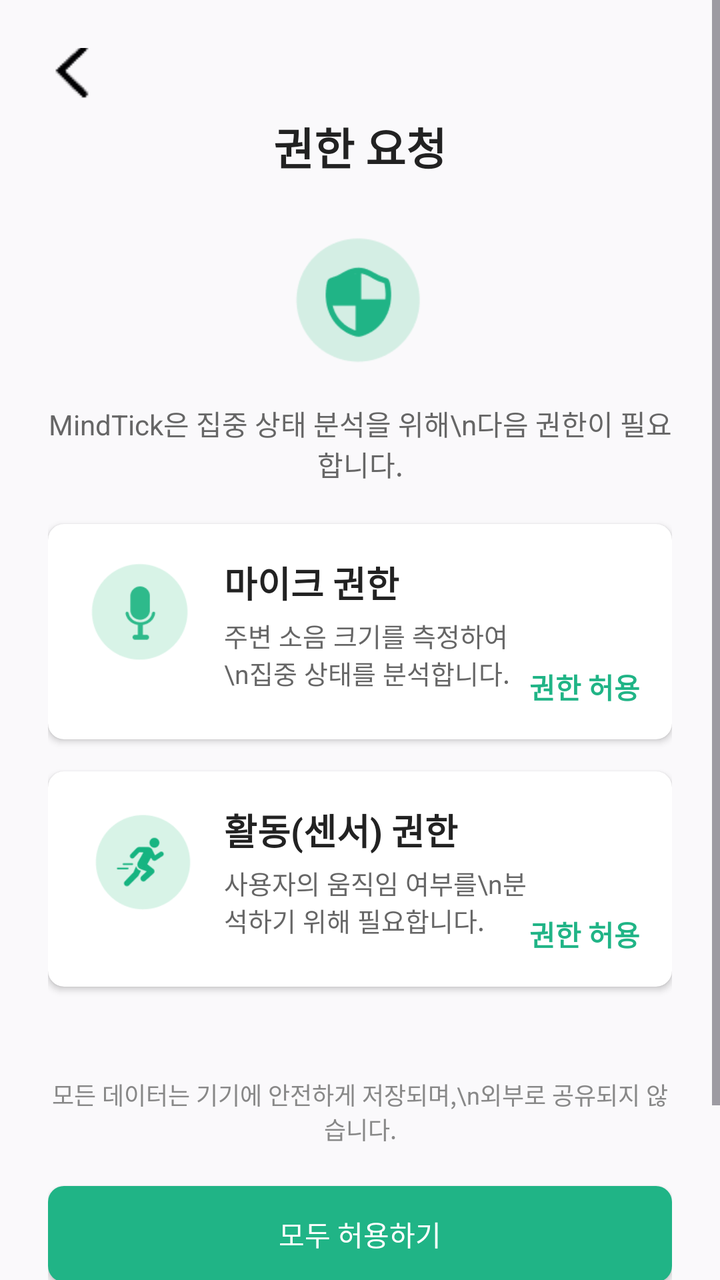
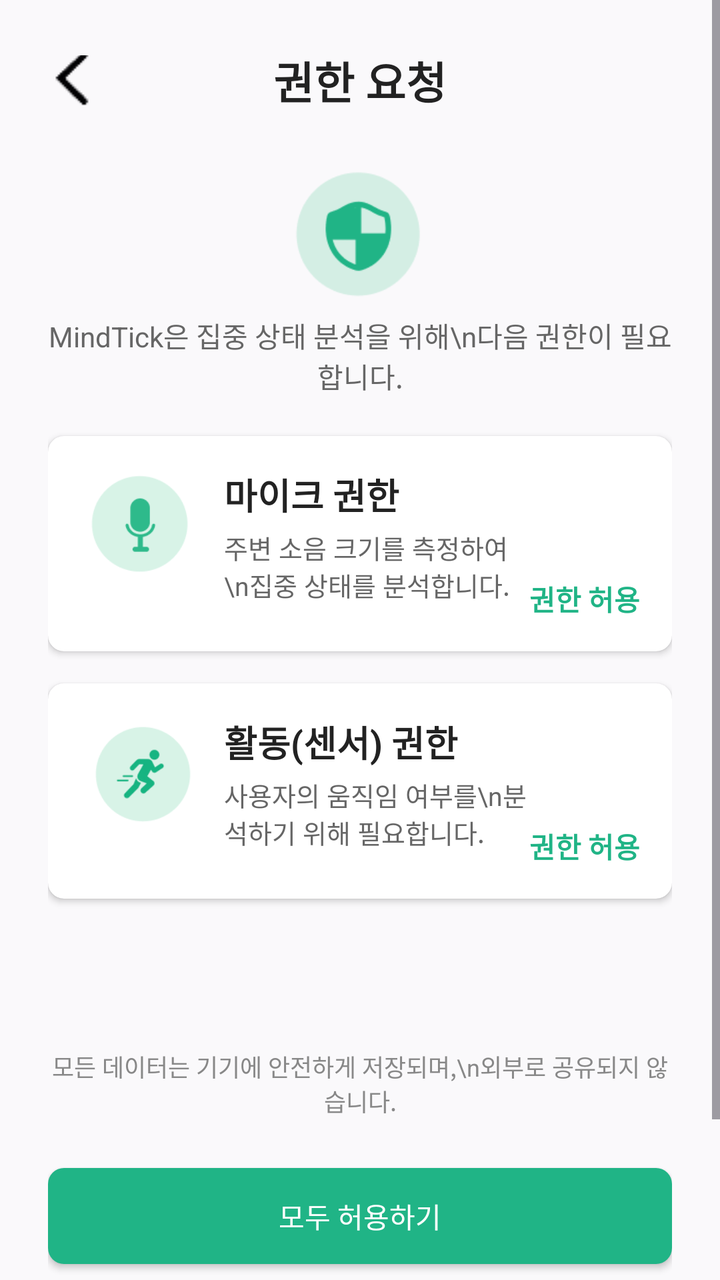

Screens rendered from an Android XML layout before and after an edit, with the pre-edit source and the edit as a unified diff.
<!-- AndroidManifest.xml: application theme Theme.MindTick -->
<!-- res/layout/activity_permission.xml -->
<?xml version="1.0" encoding="utf-8"?>
<ScrollView xmlns:android="http://schemas.android.com/apk/res/android"
    xmlns:app="http://schemas.android.com/apk/res-auto"
    android:id="@+id/permissionScroll"
    android:layout_width="match_parent"
    android:layout_height="match_parent"
    android:background="@color/background">

    <LinearLayout
        android:id="@+id/layoutPermission"
        android:layout_width="match_parent"
        android:layout_height="wrap_content"
        android:orientation="vertical"
        android:padding="24dp">

        

        
        <ImageButton
            android:id="@+id/btnBack"
            android:layout_width="30dp"
            android:layout_height="25dp"
            android:background="@android:color/transparent"
            android:contentDescription="뒤로가기"
            android:src="@drawable/back" />

        <TextView
            android:id="@+id/tvPermissionTitle"
            android:layout_width="wrap_content"
            android:layout_height="wrap_content"
            android:layout_gravity="center"
            android:layout_marginTop="8dp"
            android:text="권한 요청"
            android:textColor="#222222"
            android:textSize="22sp"
            android:textStyle="bold" />

        
        <ImageView
            android:id="@+id/imgPermission"
            android:layout_width="80dp"
            android:layout_height="80dp"
            android:layout_gravity="center"
            android:layout_marginTop="20dp"
            android:src="@drawable/permission" />

        
        <TextView
            android:id="@+id/tvPermissionDesc"
            android:layout_width="match_parent"
            android:layout_height="wrap_content"
            android:layout_marginTop="12dp"
            android:gravity="center"
            android:text="MindTick은 집중 상태 분석을 위해\n다음 권한이 필요합니다."
            android:textColor="#666666"
            android:textSize="14sp" />

        
        <androidx.cardview.widget.CardView
            android:id="@+id/cardMicPermission"
            android:layout_width="match_parent"
            android:layout_height="wrap_content"
            android:layout_marginTop="20dp"
            app:cardBackgroundColor="#FFFFFF"
            app:cardCornerRadius="8dp"
            app:cardElevation="2dp">

            <LinearLayout
                android:layout_width="match_parent"
                android:layout_height="wrap_content"
                android:orientation="horizontal"
                android:padding="16dp">

                <ImageView
                    android:id="@+id/imgMic"
                    android:layout_width="60dp"
                    android:layout_height="60dp"
                    android:src="@drawable/microphone" />

                <LinearLayout
                    android:layout_width="0dp"
                    android:layout_height="wrap_content"
                    android:layout_weight="1"
                    android:layout_marginStart="12dp"
                    android:orientation="vertical">

                    <TextView
                        android:id="@+id/tvMicTitle"
                        android:layout_width="wrap_content"
                        android:layout_height="wrap_content"
                        android:text="마이크 권한"
                        android:textColor="#222222"
                        android:textSize="18sp"
                        android:textStyle="bold" />

                    <TextView
                        android:id="@+id/tvMicDesc"
                        android:layout_width="wrap_content"
                        android:layout_height="wrap_content"
                        android:layout_marginTop="4dp"
                        android:text="주변 소음 크기를 측정하여\n집중 상태를 분석합니다."
                        android:textColor="#666666"
                        android:textSize="13sp" />
                </LinearLayout>

                <TextView
                    android:id="@+id/btnMicPermission"
                    android:layout_width="wrap_content"
                    android:layout_height="wrap_content"
                    android:layout_marginTop="55dp"
                    android:text="권한 허용"
                    android:textColor="#20B486"
                    android:textStyle="bold" />

            </LinearLayout>

        </androidx.cardview.widget.CardView>

        
        <androidx.cardview.widget.CardView
            android:id="@+id/cardActivityPermission"
            android:layout_width="match_parent"
            android:layout_height="wrap_content"
            android:layout_marginTop="16dp"
            app:cardBackgroundColor="#FFFFFF"
            app:cardCornerRadius="8dp"
            app:cardElevation="2dp">

            <LinearLayout
                android:layout_width="match_parent"
                android:layout_height="wrap_content"
                android:orientation="horizontal"
                android:padding="16dp">

                <ImageView
                    android:id="@+id/imgActivity"
                    android:layout_width="60dp"
                    android:layout_height="60dp"
                    android:src="@drawable/activity" />

                <LinearLayout
                    android:layout_width="0dp"
                    android:layout_height="wrap_content"
                    android:layout_weight="1"
                    android:layout_marginStart="12dp"
                    android:orientation="vertical">

                    <TextView
                        android:id="@+id/tvActivityTitle"
                        android:layout_width="wrap_content"
                        android:layout_height="wrap_content"
                        android:text="활동(센서) 권한"
                        android:textColor="#222222"
                        android:textSize="18sp"
                        android:textStyle="bold" />

                    <TextView
                        android:id="@+id/tvActivityDesc"
                        android:layout_width="wrap_content"
                        android:layout_height="wrap_content"
                        android:layout_marginTop="4dp"
                        android:text="사용자의 움직임 여부를\n분석하기 위해 필요합니다."
                        android:textColor="#666666"
                        android:textSize="13sp" />
                </LinearLayout>

                <TextView
                    android:id="@+id/btnActivityPermission"
                    android:layout_width="wrap_content"
                    android:layout_height="wrap_content"
                    android:layout_marginTop="55dp"
                    android:text="권한 허용"
                    android:textColor="#20B486"
                    android:textStyle="bold" />

            </LinearLayout>

        </androidx.cardview.widget.CardView>

        
        <TextView
            android:id="@+id/tvPrivacyInfo"
            android:layout_width="match_parent"
            android:layout_height="wrap_content"
            android:layout_marginTop="45dp"
            android:gravity="center"
            android:text="모든 데이터는 기기에 안전하게 저장되며,\n외부로 공유되지 않습니다."
            android:textColor="#888888"
            android:textSize="12sp" />

        
        <androidx.appcompat.widget.AppCompatButton
            android:id="@+id/btnAllowAll"
            android:layout_width="match_parent"
            android:layout_height="48dp"
            android:layout_marginTop="20dp"
            android:text="모두 허용하기"
            android:textColor="#FFFFFF"
            android:background="@drawable/btn_filled_green"/>

        
        <androidx.appcompat.widget.AppCompatButton
            android:id="@+id/btnLater"
            android:layout_width="match_parent"
            android:layout_height="52dp"
            android:layout_marginTop="24dp"
            android:text="나중에 하기"
            android:textColor="@color/primary"
            android:background="@drawable/btn_outline_green"/>

    </LinearLayout>

</ScrollView>
<!-- resources referenced by this layout -->
<resources>
  <color name="background">#FAF9FB</color>
  <color name="primary">#20B486</color>
  <!-- drawable activity: png bitmap (drawable, 5330 bytes) -->
  <!-- drawable back: png bitmap (drawable, 1037 bytes) -->
  <!-- drawable btn_filled_green (drawable) -->
  <?xml version="1.0" encoding="utf-8"?>
  <shape xmlns:android="http://schemas.android.com/apk/res/android">
  
      <solid android:color="@color/primary"/>
  
      <corners android:radius="8dp"/>
  
  </shape>
  <!-- drawable btn_outline_green (drawable) -->
  <?xml version="1.0" encoding="utf-8"?>
  <shape xmlns:android="http://schemas.android.com/apk/res/android">
  
      <solid android:color="#FFFFFF"/>
  
      <stroke
          android:width="3dp"
          android:color="@color/primary"/>
  
      <corners android:radius="12dp"/>
  
  </shape>
  <!-- drawable microphone: png bitmap (drawable, 3129 bytes) -->
  <!-- drawable permission: png bitmap (drawable, 3522 bytes) -->
  <style name="Theme.MindTick" parent="Base.Theme.MindTick" />
  <style name="Base.Theme.MindTick" parent="Theme.Material3.DayNight.NoActionBar">
          
          
      </style>
</resources>

<!-- the commit's change to res/layout/activity_permission.xml (unified diff, before → after) -->
@@ -13,28 +13,37 @@
         android:orientation="vertical"
         android:padding="24dp">
 
-        
-
-        
-        <ImageButton
-            android:id="@+id/btnBack"
-            android:layout_width="30dp"
-            android:layout_height="25dp"
-            android:background="@android:color/transparent"
-            android:contentDescription="뒤로가기"
-            android:src="@drawable/back" />
-
-        <TextView
-            android:id="@+id/tvPermissionTitle"
-            android:layout_width="wrap_content"
-            android:layout_height="wrap_content"
-            android:layout_gravity="center"
-            android:layout_marginTop="8dp"
-            android:text="권한 요청"
-            android:textColor="#222222"
-            android:textSize="22sp"
-            android:textStyle="bold" />
-
+        <LinearLayout
+            android:layout_width="match_parent"
+            android:layout_height="wrap_content"
+            android:orientation="horizontal"
+            android:gravity="center_vertical">
+
+            <ImageButton
+                android:id="@+id/btnBack"
+                android:layout_width="30dp"
+                android:layout_height="25dp"
+                android:background="@android:color/transparent"
+                android:src="@drawable/back"
+                android:contentDescription="뒤로가기"/>
+
+            <TextView
+                android:id="@+id/tvPermissionTitle"
+                android:layout_width="0dp"
+                android:layout_height="wrap_content"
+                android:layout_weight="1"
+                android:gravity="center"
+                android:text="권한 요청"
+                android:textColor="@color/text"
+                android:textSize="22sp"
+                android:textStyle="bold"/>
+
+            
+            <View
+                android:layout_width="30dp"
+                android:layout_height="25dp"/>
+
+        </LinearLayout>
         
         <ImageView
             android:id="@+id/imgPermission"
@@ -49,7 +58,7 @@
             android:id="@+id/tvPermissionDesc"
             android:layout_width="match_parent"
             android:layout_height="wrap_content"
-            android:layout_marginTop="12dp"
+            android:layout_marginTop="1dp"
             android:gravity="center"
             android:text="MindTick은 집중 상태 분석을 위해\n다음 권한이 필요합니다."
             android:textColor="#666666"
@@ -182,7 +191,7 @@
             android:id="@+id/tvPrivacyInfo"
             android:layout_width="match_parent"
             android:layout_height="wrap_content"
-            android:layout_marginTop="45dp"
+            android:layout_marginTop="75dp"
             android:gravity="center"
             android:text="모든 데이터는 기기에 안전하게 저장되며,\n외부로 공유되지 않습니다."
             android:textColor="#888888"
@@ -193,7 +202,7 @@
             android:id="@+id/btnAllowAll"
             android:layout_width="match_parent"
             android:layout_height="48dp"
-            android:layout_marginTop="20dp"
+            android:layout_marginTop="25dp"
             android:text="모두 허용하기"
             android:textColor="#FFFFFF"
             android:background="@drawable/btn_filled_green"/>
<!-- resource entries referenced after the edit -->
@@ -2,6 +2,7 @@
 <resources>
   <color name="background">#FAF9FB</color>
   <color name="primary">#20B486</color>
+  <color name="text">#222222</color>
   <!-- drawable activity: png bitmap (drawable, 5330 bytes) -->
   <!-- drawable back: png bitmap (drawable, 1037 bytes) -->
   <!-- drawable btn_filled_green (drawable) -->
